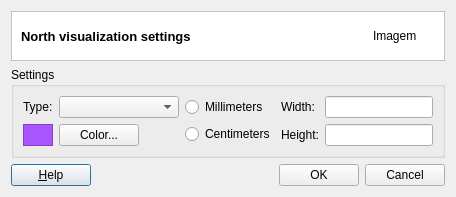
This is src/terralib/layout/qt/ui/NorthSettings.ui in claudiobogossian/terraprint as Qt 5 draws it before an edit. The edited form follows.
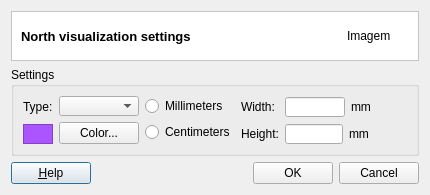
This is the edited form.

The edit to the form file:
```diff
--- a/src/terralib/layout/qt/ui/NorthSettings.ui
+++ b/src/terralib/layout/qt/ui/NorthSettings.ui
@@ -6,7 +6,7 @@
    <rect>
     <x>0</x>
     <y>0</y>
-    <width>475</width>
+    <width>430</width>
     <height>195</height>
    </rect>
   </property>
@@ -16,16 +16,23 @@
     <verstretch>0</verstretch>
    </sizepolicy>
   </property>
+  <property name="minimumSize">
+   <size>
+    <width>430</width>
+    <height>195</height>
+   </size>
+  </property>
+  <property name="maximumSize">
+   <size>
+    <width>430</width>
+    <height>195</height>
+   </size>
+  </property>
   <property name="windowTitle">
    <string>North Settings</string>
   </property>
   <layout class="QGridLayout" name="gridLayout_2">
-   <property name="sizeConstraint">
-    <enum>QLayout::SetFixedSize</enum>
-   </property>
    <item row="0" column="0">
-    <layout class="QVBoxLayout" name="verticalLayout_5">
-     <item>
       <widget class="QFrame" name="NorthSettirngs">
        <property name="styleSheet">
         <string notr="true">QWidget { background: white }</string>
@@ -82,7 +89,7 @@
        </layout>
       </widget>
      </item>
-     <item>
+   <item row="1" column="0">
       <widget class="QGroupBox" name="grpSettingsCenter">
        <property name="title">
         <string>Settings</string>
@@ -92,7 +99,7 @@
        </property>
        <layout class="QGridLayout" name="gridLayout">
         <item row="0" column="0">
-         <layout class="QHBoxLayout" name="horizontalLayout_3">
+       <layout class="QHBoxLayout" name="horizontalLayout_5">
           <item>
            <layout class="QVBoxLayout" name="verticalLayout">
             <item>
@@ -104,6 +111,18 @@
             </item>
             <item>
              <widget class="QFrame" name="colorNorth">
+            <property name="minimumSize">
+             <size>
+              <width>27</width>
+              <height>20</height>
+             </size>
+            </property>
+            <property name="maximumSize">
+             <size>
+              <width>100</width>
+              <height>20</height>
+             </size>
+            </property>
               <property name="palette">
                <palette>
                 <active>
@@ -569,10 +588,20 @@
                 <verstretch>0</verstretch>
                </sizepolicy>
               </property>
-             </widget>
-            </item>
-            <item>
-             <layout class="QHBoxLayout" name="horizontalLayout">
+            <property name="minimumSize">
+             <size>
+              <width>80</width>
+              <height>20</height>
+             </size>
+            </property>
+            <property name="maximumSize">
+             <size>
+              <width>16777215</width>
+              <height>16777215</height>
+             </size>
+            </property>
+           </widget>
+          </item>
               <item>
                <widget class="QPushButton" name="btnColor">
                 <property name="text">
@@ -583,23 +612,23 @@
                 </property>
                </widget>
               </item>
+         </layout>
+        </item>
               <item>
-               <spacer name="horizontalSpacer">
+         <spacer name="horizontalSpacerSettings">
                 <property name="orientation">
                  <enum>Qt::Horizontal</enum>
                 </property>
                 <property name="sizeHint" stdset="0">
                  <size>
-                  <width>40</width>
+            <width>13</width>
                   <height>20</height>
                  </size>
                 </property>
                </spacer>
               </item>
-             </layout>
-            </item>
-           </layout>
-          </item>
+        <item>
+         <layout class="QHBoxLayout" name="horizontalLayout_4">
           <item>
            <layout class="QGridLayout" name="gridLayoutRdb">
             <item row="0" column="0">
@@ -619,6 +648,8 @@
            </layout>
           </item>
           <item>
+           <layout class="QHBoxLayout" name="horizontalLayout_3">
+            <item>
            <layout class="QVBoxLayout" name="verticalLayout_3">
             <item>
              <widget class="QLabel" name="labelWidth">
@@ -639,6 +670,8 @@
           <item>
            <layout class="QVBoxLayout" name="verticalLayout_4">
             <item>
+               <layout class="QHBoxLayout" name="horizontalLayout_2">
+                <item>
              <widget class="QLineEdit" name="lineEditNorthWidth">
               <property name="sizePolicy">
                <sizepolicy hsizetype="Fixed" vsizetype="Fixed">
@@ -652,6 +685,12 @@
                 <height>20</height>
                </size>
               </property>
+                  <property name="maximumSize">
+                   <size>
+                    <width>60</width>
+                    <height>20</height>
+                   </size>
+                  </property>
               <property name="baseSize">
                <size>
                 <width>28</width>
@@ -661,6 +700,17 @@
              </widget>
             </item>
             <item>
+                 <widget class="QLabel" name="label">
+                  <property name="text">
+                   <string>mm</string>
+                  </property>
+                 </widget>
+                </item>
+               </layout>
+              </item>
+              <item>
+               <layout class="QHBoxLayout" name="horizontalLayout">
+                <item>
              <widget class="QLineEdit" name="lineEditNorthHeight">
               <property name="sizePolicy">
                <sizepolicy hsizetype="Fixed" vsizetype="Fixed">
@@ -668,17 +718,48 @@
                 <verstretch>0</verstretch>
                </sizepolicy>
               </property>
-             </widget>
-            </item>
-           </layout>
-          </item>
-         </layout>
-        </item>
-       </layout>
+                  <property name="maximumSize">
+                   <size>
+                    <width>60</width>
+                    <height>20</height>
+                   </size>
+                  </property>
       </widget>
      </item>
      <item>
-      <layout class="QHBoxLayout" name="horizontalLayout_2">
+                 <widget class="QLabel" name="label_2">
+                  <property name="minimumSize">
+                   <size>
+                    <width>65</width>
+                    <height>20</height>
+                   </size>
+                  </property>
+                  <property name="maximumSize">
+                   <size>
+                    <width>65</width>
+                    <height>20</height>
+                   </size>
+                  </property>
+                  <property name="text">
+                   <string>mm</string>
+                  </property>
+                 </widget>
+                </item>
+               </layout>
+              </item>
+             </layout>
+            </item>
+           </layout>
+          </item>
+         </layout>
+        </item>
+       </layout>
+      </item>
+     </layout>
+    </widget>
+   </item>
+   <item row="2" column="0">
+    <layout class="QHBoxLayout" name="horizontalLayout_6">
        <item>
         <widget class="QPushButton" name="helpPushButton">
          <property name="text">
@@ -696,7 +777,7 @@
          </property>
          <property name="sizeHint" stdset="0">
           <size>
-           <width>88</width>
+         <width>128</width>
            <height>20</height>
           </size>
          </property>
@@ -719,8 +800,8 @@
       </layout>
      </item>
     </layout>
-   </item>
-  </layout>
+  <zorder>grpSettingsCenter</zorder>
+  <zorder>NorthSettirngs</zorder>
  </widget>
  <resources/>
  <connections/>
```
Left out of the diff: 2 changed lines with no effect on the pictures. Lines whose indentation alone changed are shown as unchanged.
